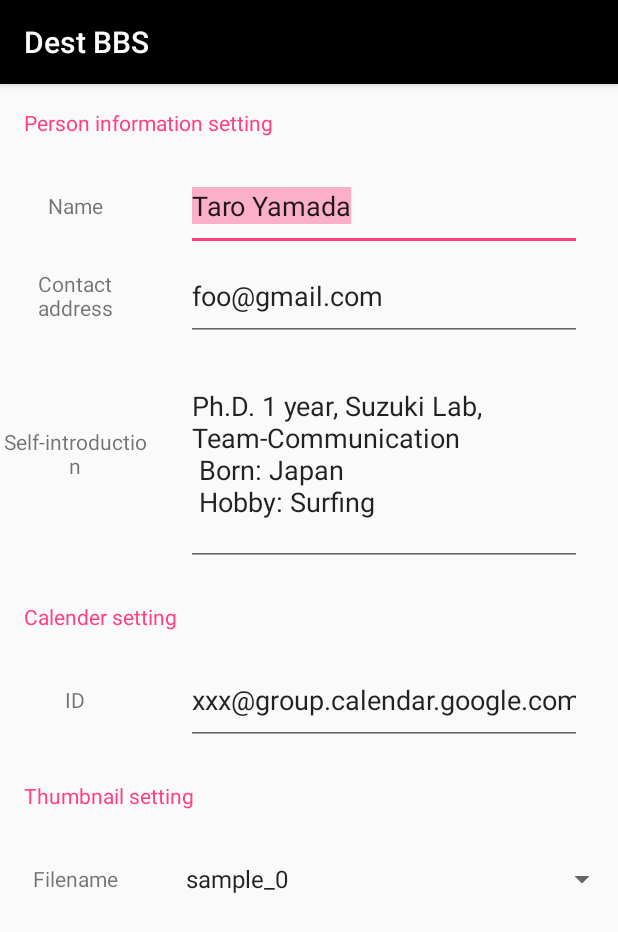
After one commit to shishito-megane/dest-bbs-client-android-app, an Android app: the PersonAddActivity screen opened directly, with no data from a screen before it, on a phone screen of 412 x 824 dp. The commit adds this screen. Shown: the top 932 px of the screen. Run offline under Robolectric (Android 15) with nearby library versions, the phone set to English and light mode, and no system bars.

Commit message:
Add PersonAddActivity

```diff
--- a/app/src/main/java/io/github/shishito_megane/dest_bbs_client_android_app/HomeActivity.java
+++ b/app/src/main/java/io/github/shishito_megane/dest_bbs_client_android_app/HomeActivity.java
@@ -118,18 +118,24 @@ public class HomeActivity extends AppCompatActivity {
 
     }
 
-    // メニューをActivity上に設置する
+    // Set Menu on the Activity
     @Override
     public boolean onCreateOptionsMenu(Menu menu) {
         // 参照するリソースは上でリソースファイルに付けた名前と同じもの
-        getMenuInflater().inflate(R.menu.action_bar, menu);
+        getMenuInflater().inflate(R.menu.homeactivity_action_bar, menu);
         return super.onCreateOptionsMenu(menu);
     }
-
-    // メニューが選択されたときの処理
+    // process when menu is selected
     @Override
     public boolean onOptionsItemSelected(MenuItem item)  {
         switch (item.getItemId()) {
+            case R.id.menuPersonAdd:
+                Intent intent_person_add = new Intent(
+                        this,
+                        PersonAddActivity.class
+                );
+                startActivity(intent_person_add);
+                return true;
             case R.id.menuSetting:
                 // transition HomeActivity
                 Intent intent_setting = new Intent(
--- /dev/null
+++ b/app/src/main/java/io/github/shishito_megane/dest_bbs_client_android_app/PersonAddActivity.java
@@ -0,0 +1,14 @@
+package io.github.shishito_megane.dest_bbs_client_android_app;
+
+import android.support.v7.app.AppCompatActivity;
+import android.os.Bundle;
+
+public class PersonAddActivity extends AppCompatActivity {
+
+    @Override
+    protected void onCreate(Bundle savedInstanceState) {
+        super.onCreate(savedInstanceState);
+        setContentView(R.layout.activity_person_add);
+
+    }
+}
--- /dev/null
+++ b/app/src/main/res/layout/activity_person_add.xml
@@ -0,0 +1,239 @@
+<?xml version="1.0" encoding="utf-8"?>
+<android.support.constraint.ConstraintLayout xmlns:android="http://schemas.android.com/apk/res/android"
+    xmlns:app="http://schemas.android.com/apk/res-auto"
+    xmlns:tools="http://schemas.android.com/tools"
+    android:layout_width="match_parent"
+    android:layout_height="match_parent"
+    tools:context=".PersonAddActivity">
+
+    <ScrollView
+        android:id="@+id/scrollView"
+        android:layout_width="match_parent"
+        android:layout_height="match_parent"
+        app:layout_constraintBottom_toBottomOf="parent"
+        app:layout_constraintEnd_toEndOf="parent"
+        app:layout_constraintStart_toStartOf="parent"
+        app:layout_constraintTop_toTopOf="parent">
+
+        <LinearLayout
+            android:layout_width="match_parent"
+            android:layout_height="wrap_content"
+            android:orientation="vertical">
+
+            <TextView
+                android:id="@+id/textViewPersonSettingTitle"
+                android:layout_width="match_parent"
+                android:layout_height="wrap_content"
+                android:layout_marginStart="16dp"
+                android:layout_marginTop="16dp"
+                android:text="@string/person_setting_title"
+                android:textColor="@color/colorAccent"
+                app:layout_constraintStart_toStartOf="parent"
+                app:layout_constraintTop_toBottomOf="@+id/scrollView" />
+
+            <LinearLayout
+                android:layout_width="match_parent"
+                android:layout_height="60dp"
+                android:layout_marginTop="16dp"
+                android:orientation="horizontal">
+
+                <TextView
+                    android:id="@+id/textViewEnterNameDescription"
+                    android:layout_width="100dp"
+                    android:layout_height="match_parent"
+                    android:gravity="center_vertical"
+                    android:contentDescription="@string/enter_person_name_description"
+                    android:text="@string/enter_person_name_description"
+                    android:textAlignment="center"
+                    app:layout_constraintStart_toStartOf="parent"
+                    app:layout_constraintTop_toBottomOf="@+id/scrollView"
+                    tools:text="@string/enter_person_name_description" />
+
+                <EditText
+                    android:id="@+id/editTextPersonName"
+                    android:layout_width="match_parent"
+                    android:layout_height="match_parent"
+                    android:layout_marginEnd="24dp"
+                    android:layout_marginStart="24dp"
+                    android:ems="10"
+                    android:hint="@string/default_person_name"
+                    android:inputType="textPersonName"
+                    android:maxLines="1"
+                    android:selectAllOnFocus="true"
+                    android:singleLine="true"
+                    android:text="@string/default_person_name"
+                    tools:text="@string/default_person_name" />
+
+            </LinearLayout>
+
+            <LinearLayout
+                android:layout_width="match_parent"
+                android:layout_height="60dp"
+                android:layout_marginTop="0dp"
+                android:orientation="horizontal">
+
+                <TextView
+                    android:id="@+id/textViewEnterAddressDescription"
+                    android:layout_width="100dp"
+                    android:layout_height="match_parent"
+                    android:gravity="center_vertical"
+                    android:contentDescription="@string/enter_person_address_description"
+                    android:text="@string/enter_person_address_description"
+                    android:textAlignment="center"
+                    app:layout_constraintStart_toStartOf="parent"
+                    app:layout_constraintTop_toBottomOf="@+id/scrollView"
+                    tools:text="@string/enter_person_address_description" />
+
+                <EditText
+                    android:id="@+id/editTextPersonAddress"
+                    android:layout_width="match_parent"
+                    android:layout_height="match_parent"
+                    android:layout_marginEnd="24dp"
+                    android:layout_marginStart="24dp"
+                    android:ems="10"
+                    android:hint="@string/pref_default_address"
+                    android:inputType="textEmailAddress|phone"
+                    android:maxLines="1"
+                    android:selectAllOnFocus="true"
+                    android:singleLine="true"
+                    android:text="@string/pref_default_address"
+                    tools:text="@string/pref_default_address" />
+
+            </LinearLayout>
+
+            <LinearLayout
+                android:layout_width="match_parent"
+                android:layout_height="150dp"
+                android:layout_marginTop="0dp"
+                android:orientation="horizontal">
+
+                <TextView
+                    android:id="@+id/textViewEnterDetailDescription"
+                    android:layout_width="100dp"
+                    android:layout_height="match_parent"
+                    android:gravity="center_vertical"
+                    android:contentDescription="@string/enter_person_detail_description"
+                    android:text="@string/enter_person_detail_description"
+                    android:textAlignment="center"
+                    app:layout_constraintStart_toStartOf="parent"
+                    app:layout_constraintTop_toBottomOf="@+id/scrollView"
+                    tools:text="@string/enter_person_detail_description" />
+
+                <EditText
+                    android:id="@+id/editTextPersonDetail"
+                    android:layout_width="match_parent"
+                    android:layout_height="match_parent"
+                    android:layout_marginEnd="24dp"
+                    android:layout_marginStart="24dp"
+                    android:ems="10"
+                    android:hint="@string/default_person_detail"
+                    android:inputType="textMultiLine"
+                    android:maxLines="4"
+                    android:selectAllOnFocus="true"
+                    android:text="@string/default_person_detail"
+                    android:textAlignment="textStart"
+                    tools:text="@string/default_person_detail" />
+
+            </LinearLayout>
+
+            <TextView
+                android:id="@+id/textViewCalenderSettingTitle"
+                android:layout_width="match_parent"
+                android:layout_height="wrap_content"
+                android:layout_marginStart="16dp"
+                android:layout_marginTop="24dp"
+                android:text="@string/calender_setting_title"
+                android:textColor="@color/colorAccent"
+                app:layout_constraintStart_toStartOf="parent"
+                app:layout_constraintTop_toBottomOf="@+id/scrollView" />
+
+            <LinearLayout
+                android:layout_width="match_parent"
+                android:layout_height="60dp"
+                android:layout_marginTop="16dp"
+                android:orientation="horizontal">
+
+                <TextView
+                    android:id="@+id/textViewEnterCalenderIdDescription"
+                    android:layout_width="100dp"
+                    android:layout_height="match_parent"
+                    android:gravity="center_vertical"
+                    android:contentDescription="@string/enter_calender_id_description"
+                    android:text="@string/enter_calender_id_description"
+                    android:textAlignment="center"
+                    app:layout_constraintStart_toStartOf="parent"
+                    app:layout_constraintTop_toBottomOf="@+id/scrollView"
+                    tools:text="@string/enter_calender_id_description" />
+
+                <EditText
+                    android:id="@+id/editTextCalenderId"
+                    android:layout_width="match_parent"
+                    android:layout_height="match_parent"
+                    android:layout_marginEnd="24dp"
+                    android:layout_marginStart="24dp"
+                    android:ems="10"
+                    android:hint="@string/default_person_calendar"
+                    android:inputType="textEmailAddress"
+                    android:selectAllOnFocus="false"
+                    android:singleLine="true"
+                    android:text="@string/default_person_calendar"
+                    tools:text="@string/default_person_calendar" />
+
+            </LinearLayout>
+
+            <TextView
+                android:id="@+id/textViewThumbnailSettingTitle"
+                android:layout_width="match_parent"
+                android:layout_height="wrap_content"
+                android:layout_marginStart="16dp"
+                android:layout_marginTop="24dp"
+                android:text="@string/thumbnail_setting_title"
+                android:textColor="@color/colorAccent"
+                app:layout_constraintStart_toStartOf="parent"
+                app:layout_constraintTop_toBottomOf="@+id/scrollView" />
+
+            <LinearLayout
+                android:layout_width="match_parent"
+                android:layout_height="60dp"
+                android:layout_marginTop="16dp"
+                android:orientation="horizontal">
+
+                <TextView
+                    android:id="@+id/textViewEnterThumbnailDescription"
+                    android:layout_width="100dp"
+                    android:layout_height="match_parent"
+                    android:gravity="center_vertical"
+                    android:contentDescription="@string/enter_thumbnail_description"
+                    android:text="@string/enter_thumbnail_description"
+                    android:textAlignment="center"
+                    app:layout_constraintStart_toStartOf="parent"
+                    app:layout_constraintTop_toBottomOf="@+id/scrollView"
+                    tools:text="@string/enter_thumbnail_description" />
+
+                <!--<EditText-->
+                    <!--android:id="@+id/editTextThumbnail"-->
+                    <!--android:layout_width="match_parent"-->
+                    <!--android:layout_height="match_parent"-->
+                    <!--android:layout_marginEnd="24dp"-->
+                    <!--android:layout_marginStart="24dp"-->
+                    <!--android:ems="10"-->
+                    <!--android:hint="@string/default_person_image_id"-->
+                    <!--android:inputType="text"-->
+                    <!--android:text="@string/default_person_image_id"-->
+                    <!--tools:text="@string/default_person_image_id" />-->
+
+                <Spinner
+                    android:id="@+id/selectThumbnail"
+                    android:layout_width="match_parent"
+                    android:layout_height="match_parent"
+                    android:layout_marginStart="16dp"
+                    android:entries="@array/image_ld_array"
+                    android:spinnerMode="dialog"/>
+
+            </LinearLayout>
+
+        </LinearLayout>
+
+    </ScrollView>
+
+</android.support.constraint.ConstraintLayout>
--- a/app/src/main/res/menu/action_bar.xml
+++ b/app/src/main/res/menu/homeactivity_action_bar.xml
@@ -1,6 +1,9 @@
 <?xml version="1.0" encoding="utf-8"?>
 <menu xmlns:app="http://schemas.android.com/apk/res-auto"
     xmlns:android="http://schemas.android.com/apk/res/android">
+    <item
+        android:id="@+id/menuPersonAdd"
+        android:title="@string/action_bar_person_add" />
     <item
         android:id="@+id/menuSetting"
         android:title="@string/action_bar_setting" />
--- a/app/src/main/res/values/strings.xml
+++ b/app/src/main/res/values/strings.xml
@@ -34,41 +34,48 @@
     <string name="pref_default_address">foo\@gmail.com</string>
 
     <!-- Settings Person-->
-    <string name="pref_header_members">Members</string>
+    <!--<string name="pref_header_members">Members</string>-->
+    <string name="person_setting_title">Person information setting</string>
+    <string name="enter_person_name_description">Name</string>
     <string name="default_person_name">Taro Yamada</string>
+    <string name="enter_person_detail_description">Self-introduction</string>
     <string name="default_person_detail">Ph.D. 1 year, Suzuki Lab, Team-Communication \n
         Born: Japan \n
         Hobby: Surfing \n
-        Special skill: Cooking \n
         Favorite food: Delicious rice
     </string>
+    <string name="calender_setting_title">Calender setting</string>
+    <string name="enter_calender_id_description">ID</string>
+    <string name="default_person_calendar">xxx@group.calendar.google.com</string>
+    <!--<string name="create_new_calender_msg">New calendar creating</string>-->
+    <!--<string name="create_new_calender_button">Create</string>-->
+    <!--<string name="coordinate_calender_msg">Coordinate existing calender</string>-->
+    <!--<string name="coordinate_calender_button">Coordinate</string>-->
+    <!--<string name="release_calender_msg">Release calender</string>-->
+    <!--<string name="release_calender_button">Release</string>-->
+    <string name="enter_person_address_description">Contact address</string>
+    <!--cf. "pref_default_address" -->
+    <string name="thumbnail_setting_title">Thumbnail setting</string>
+    <string name="enter_thumbnail_description">Filename</string>
     <string name="default_person_image_id">sample_0</string>
-    <string name="default_person_calendar">xxx@group.calendar.google.com</string>
+    <string-array name="image_ld_array">
+        <item>sample_0</item>
+        <item>sample_1</item>
+        <item>sample_2</item>
+        <item>sample_3</item>
+        <item>sample_4</item>
+        <item>sample_5</item>
+        <item>sample_6</item>
+        <item>sample_7</item>
+    </string-array>
+    <!--<string name="change_thumbnail_msg">Change thumbnail</string>-->
+    <!--<string name="change_thumbnail_button">Change</string>-->
+    <!--<string name="delete_thumbnail_msg">Delete thumbnail</string>-->
+    <!--<string name="delete_thumbnail_button">Delete</string>-->
     <string name="default_person_status">out</string>
 
-    <string name="thumbnail_setting_title">Thumbnail setting</string>
-    <string name="change_thumbnail_msg">Change thumbnail</string>
-    <string name="change_thumbnail_button">Change</string>
-    <string name="delete_thumbnail_msg">Delete thumbnail</string>
-    <string name="delete_thumbnail_button">Delete</string>
     <!---->
-    <string name="person_setting_title">Person information setting</string>
-    <string name="enter_person_name_msg">Enter your name</string>
-    <string name="enter_person_name_button">Save</string>
-    <string name="enter_person_address_msg">Enter your contact address</string>
-    <string name="enter_person_address_button">Save</string>
-    <string name="enter_person_detail_msg">Enter your self-introduction</string>
-    <string name="enter_person_detail_button">Save</string>
-    <!---->
-    <string name="calender_setting_title">Calender setting</string>
-    <string name="create_new_calender_msg">New calendar creating</string>
-    <string name="create_new_calender_button">Create</string>
-    <string name="coordinate_calender_msg">Coordinate existing calender</string>
-    <string name="coordinate_calender_button">Coordinate</string>
-    <string name="release_calender_msg">Release calender</string>
-    <string name="release_calender_button">Release</string>
-    <!---->
-    <string name="other_setting_title">Other setting</string>
-    <string name="delete_person_msg">Delete this person</string>
-    <string name="delete_person_button">Delete</string>
+    <!--<string name="other_setting_title">Other setting</string>-->
+    <!--<string name="delete_person_msg">Delete this person</string>-->
+    <!--<string name="delete_person_button">Delete</string>-->
 </resources>
```
Also changed, not shown: app/src/main/AndroidManifest.xml (+4 -4 lines), 1 other file.
